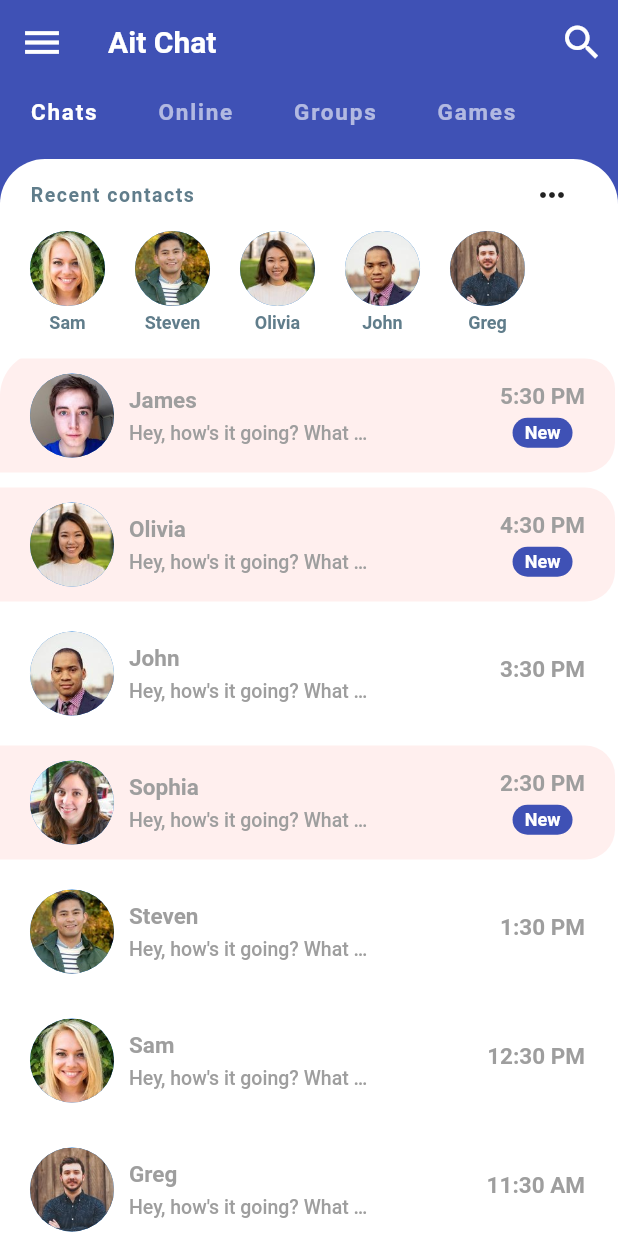
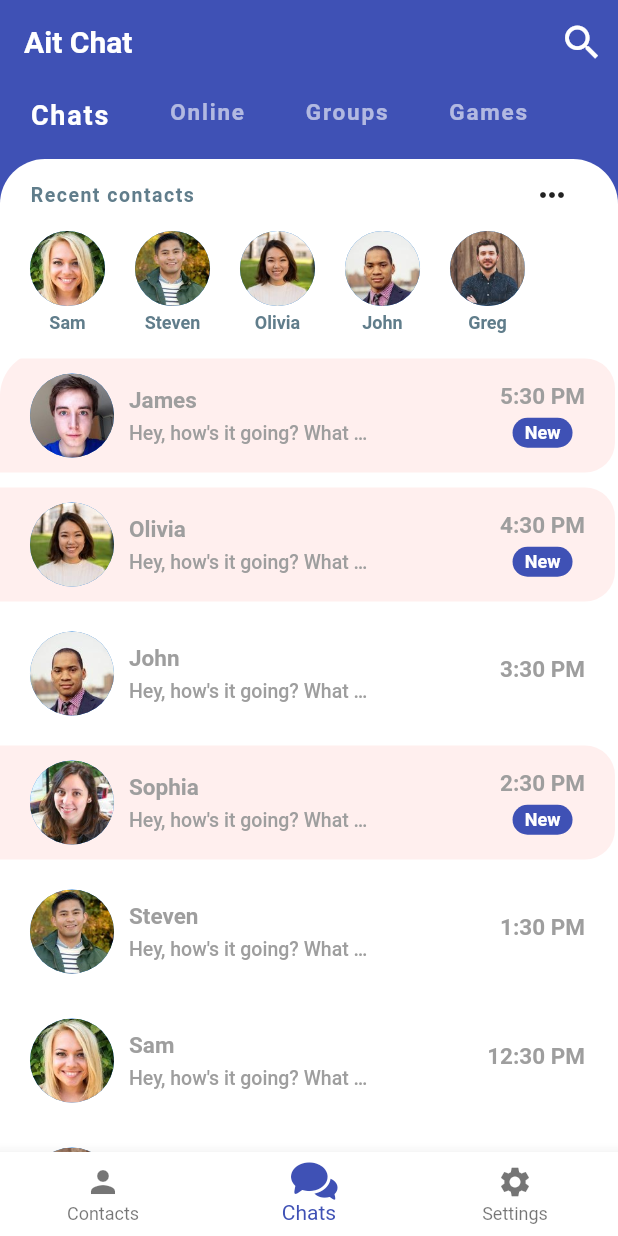
Before and after one commit to Hubertformin/AitChat, a Flutter app: the HomeScreen screen opened directly, on a phone screen of 412 x 824 dp. Run offline on Flutter 3.47's test engine with Material 2 defaults, Android fonts, the phone set to English and light mode, and no system bars.

```diff
--- /dev/null
+++ b/lib/screens/chats_screen.dart
@@ -0,0 +1,37 @@
+import 'package:aitchat/widgets/category_selector.dart';
+import 'package:aitchat/widgets/recent_chats.dart';
+import 'package:aitchat/widgets/recent_contacts.dart';
+import 'package:flutter/material.dart';
+
+class ChatsScreen extends StatefulWidget {
+  @override
+  _ChatsScreenState createState() => _ChatsScreenState();
+}
+
+class _ChatsScreenState extends State<ChatsScreen> {
+  @override
+  Widget build(BuildContext context) {
+    return Column(
+      children: <Widget>[
+        CategorySelector(),
+        Expanded(
+          child: Container(
+            decoration: BoxDecoration(
+                color: Colors.white,
+                borderRadius: BorderRadius.only(
+                    topLeft: Radius.circular(30.0),
+                    topRight: Radius.circular(30.0)
+                )
+            ),
+            child: Column(
+              children: <Widget>[
+                RecentContacts(),
+                RecentChats()
+              ],
+            ),
+          ),
+        )
+      ],
+    );
+  }
+}
--- a/lib/screens/home_screen.dart
+++ b/lib/screens/home_screen.dart
@@ -1,26 +1,45 @@
+import 'package:aitchat/screens/chats_screen.dart';
+import 'package:aitchat/screens/contacts_screen.dart';
+import 'package:aitchat/screens/settings_screen.dart';
+import 'package:aitchat/utilities/aitchat_icons.dart';
 import 'package:aitchat/widgets/recent_contacts.dart';
 import 'package:aitchat/widgets/recent_chats.dart';
 import 'package:flutter/material.dart';
 import 'package:aitchat/widgets/category_selector.dart';
 
 class HomeScreen extends StatefulWidget {
+
   @override
   _HomeScreenState createState() => _HomeScreenState();
 }
 
 class _HomeScreenState extends State<HomeScreen> {
+  int _selectedIndex = 1;
+  List<Widget> screens = <Widget>[
+    ContactsScreen(),
+    ChatsScreen(),
+    SettingsScreen()
+  ];
+
+  void _onItemTapped(int index) {
+    setState(() {
+      _selectedIndex = index;
+    });
+  }
+
+
   @override
   Widget build(BuildContext context) {
     return Scaffold(
       backgroundColor: Theme.of(context).primaryColor,
       appBar: AppBar(
         title: Text('Ait Chat', style: TextStyle(fontSize: 20, fontWeight: FontWeight.bold),),
-        leading: IconButton(
-          icon: Icon(Icons.menu),
-          iconSize: 30.0,
-          color: Colors.white,
-          onPressed: () { },
-        ),
+//        leading: IconButton(
+//          icon: Icon(Icons.menu),
+//          iconSize: 30.0,
+//          color: Colors.white,
+//          onPressed: () { },
+//        ),
         actions: <Widget>[
           IconButton(
             icon: Icon(Icons.search),
@@ -31,27 +50,29 @@ class _HomeScreenState extends State<HomeScreen> {
         ],
         elevation: 0,
       ),
-      body: Column(
-        children: <Widget>[
-          CategorySelector(),
-          Expanded(
-            child: Container(
-              decoration: BoxDecoration(
-                color: Colors.white,
-                borderRadius: BorderRadius.only(
-                  topLeft: Radius.circular(30.0),
-                  topRight: Radius.circular(30.0)
-                )
-              ),
-              child: Column(
-                children: <Widget>[
-                  RecentContacts(),
-                  RecentChats()
-                ],
-              ),
-            ),
+      body: screens[_selectedIndex],
+      bottomNavigationBar: BottomNavigationBar(
+        type: BottomNavigationBarType.fixed,
+        items: const <BottomNavigationBarItem>[
+          BottomNavigationBarItem(
+            title: Text('Contacts'),
+            icon: Icon(Icons.person),
+            activeIcon: Icon(Icons.person_pin),
+          ),
+          BottomNavigationBarItem(
+            title: Text('Chats'),
+            icon: Icon(AitChatFonts.chat)
+          ),
+          BottomNavigationBarItem(
+            title: Text('Settings'),
+            icon: Icon(Icons.settings)
           )
         ],
+        currentIndex: _selectedIndex,
+        selectedItemColor: Theme.of(context).primaryColor,
+        backgroundColor: Colors.white,
+        elevation: 8.0,
+        onTap: _onItemTapped,
       ),
     );
   }
--- /dev/null
+++ b/lib/utilities/aitchat_icons.dart
@@ -0,0 +1,25 @@
+/// Flutter icons AitChatFonts
+/// Copyright (C) 2020 by original authors @ fluttericon.com, fontello.com
+/// This font was generated by FlutterIcon.com, which is derived from Fontello.
+///
+/// To use this font, place it in your fonts/ directory and include the
+/// following in your pubspec.yaml
+///
+/// flutter:
+///   fonts:
+///    - family:  AitChatFonts
+///      fonts:
+///       - asset: fonts/AitChatFonts.ttf
+///
+///
+///
+import 'package:flutter/widgets.dart';
+
+class AitChatFonts {
+  AitChatFonts._();
+
+  static const _kFontFam = 'AitChatFonts';
+
+  static const IconData chat = IconData(0xf03d, fontFamily: _kFontFam);
+  static const IconData comment = IconData(0xf4ac, fontFamily: _kFontFam);
+}
--- a/lib/utilities/constants.dart
+++ b/lib/utilities/constants.dart
@@ -12,7 +12,7 @@ final kLabelStyle = TextStyle(
 );
 
 final kBoxDecorationStyle = BoxDecoration(
-    color: Color(0xFF6CA8F1),
+    color: Colors.indigo[300],
     borderRadius: BorderRadius.circular(10.0),
     boxShadow: [
        BoxShadow(
--- a/lib/widgets/category_selector.dart
+++ b/lib/widgets/category_selector.dart
@@ -33,7 +33,7 @@ class _CategorySelectorState extends State<CategorySelector> {
                 categories[index],
                 style: TextStyle(
                   color: index == selectedIndex ? Colors.white : Colors.white60,
-                  fontSize: 15.0,
+                  fontSize: index == selectedIndex ? 18.0 : 15.0,
                   fontWeight: FontWeight.bold,
                   letterSpacing: 1.2
                 ),
--- a/lib/widgets/recent_chats.dart
+++ b/lib/widgets/recent_chats.dart
@@ -1,5 +1,5 @@
 import 'package:aitchat/models/message_model.dart';
-import 'package:aitchat/screens/chat_screen.dart';
+import 'package:aitchat/screens/dm_screen.dart';
 import 'package:flutter/material.dart';
 
 class RecentChats extends StatefulWidget {
@@ -28,7 +28,7 @@ class _RecentChatsState extends State<RecentChats> {
                 onTap: () => Navigator.push(
                     context,
                     MaterialPageRoute(
-                        builder: (_) => ChatScreen(user: chat.sender)
+                        builder: (_) => DmScreen(user: chat.sender)
                     )
                 ),
                 child: Container(
--- a/lib/widgets/recent_contacts.dart
+++ b/lib/widgets/recent_contacts.dart
@@ -1,5 +1,5 @@
 import 'package:aitchat/models/message_model.dart';
-import 'package:aitchat/screens/chat_screen.dart';
+import 'package:aitchat/screens/dm_screen.dart';
 import 'package:flutter/material.dart';
 
 class RecentContacts extends StatelessWidget {
@@ -39,7 +39,7 @@ class RecentContacts extends StatelessWidget {
                 onTap: () => Navigator.push(
                     context,
                     MaterialPageRoute(
-                        builder: (_) => ChatScreen(user: favorites[index])
+                        builder: (_) => DmScreen(user: favorites[index])
                     )
                 ),
                 child: Padding(
--- a/pubspec.yaml
+++ b/pubspec.yaml
@@ -64,7 +64,10 @@ flutter:
   # "family" key with the font family name, and a "fonts" key with a
   # list giving the asset and other descriptors for the font. For
   # example:
-  # fonts:
+  fonts:
+  - family: AitChatFonts
+    fonts:
+      - asset: assets/fonts/AitChatFonts.ttf
   #   - family: Schyler
   #     fonts:
   #       - asset: fonts/Schyler-Regular.ttf
```
Also changed, not shown: lib/main.dart (+7 -2 lines), lib/screens/contacts_screen.dart (added, +13 -0 lines), lib/screens/create_account.dart (added, +203 -0 lines), lib/screens/dm_screen.dart (renamed from lib/screens/chat_screen.dart, +13 -7 lines), lib/screens/login_screen.dart (+61 -18 lines), lib/screens/settings_screen.dart (added, +13 -0 lines), assets/fonts/AitChatFonts.ttf (added), 1 other file.
